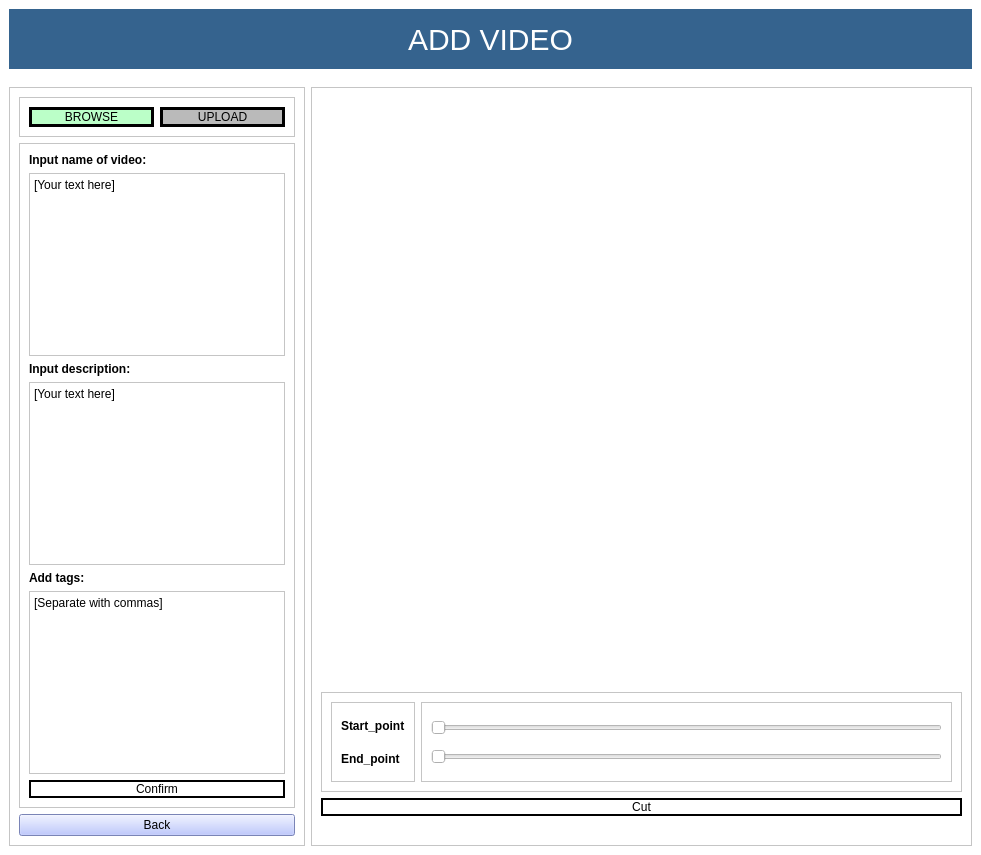
Above: copyclare/ui/video_addition.ui from MotionInput/Team14-CopyClare before the change. Below: the same form after it.
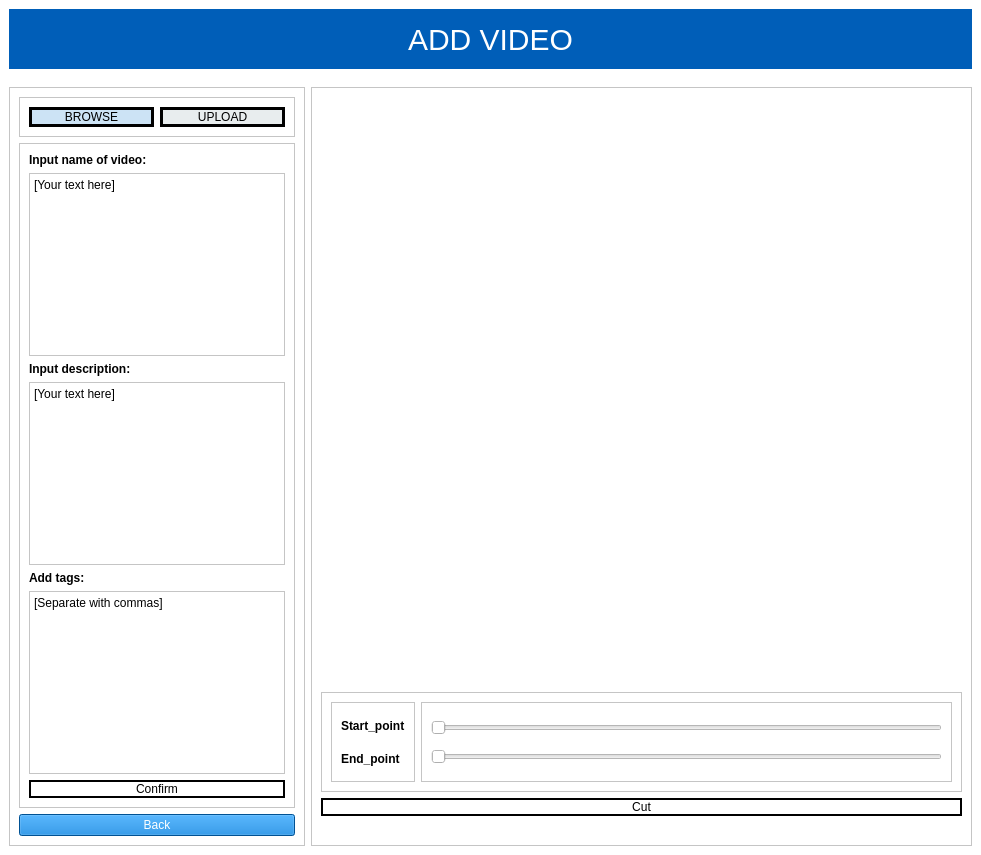
That is the form after the change.

The edit to the form file:
```diff
--- a/copyclare/ui/video_addition.ui
+++ b/copyclare/ui/video_addition.ui
@@ -88,7 +88,7 @@
          </font>
         </property>
         <property name="styleSheet">
-         <string notr="true">background-color: #35638e;
+         <string notr="true">background-color: #005EB8;
 color: rgb(255, 255, 255);
 padding: 15px;
 font-size: 30px</string>
@@ -206,7 +206,7 @@
                   </size>
                  </property>
                  <property name="styleSheet">
-                  <string notr="true">background-color: rgb(187, 255, 200);</string>
+                  <string notr="true">background-color: #CCE3F5;</string>
                  </property>
                  <property name="text">
                   <string>BROWSE</string>
@@ -222,7 +222,7 @@
                   </size>
                  </property>
                  <property name="styleSheet">
-                  <string notr="true">background-color: rgb(186, 186, 186);</string>
+                  <string notr="true">background-color: #E8EDEE;</string>
                  </property>
                  <property name="text">
                   <string>UPLOAD</string>
@@ -371,7 +371,7 @@
                </size>
               </property>
               <property name="styleSheet">
-               <string notr="true">background-color: rgb(171, 185, 255);</string>
+               <string notr="true">background-color: #0072CE; COLOR: #ffffff;</string>
               </property>
               <property name="text">
                <string>Back</string>
```
